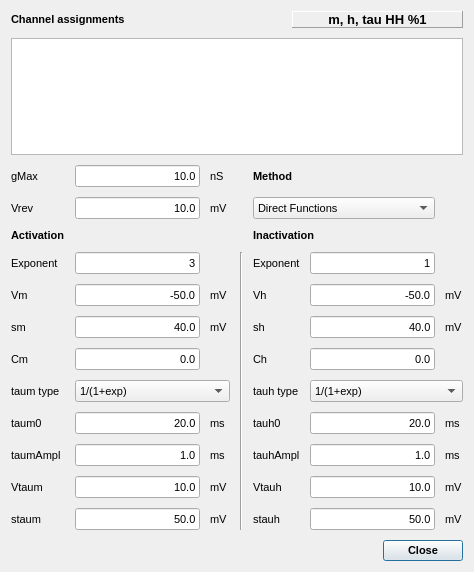
Old version of the form src/gui/HHDlg.ui in the repository CompEphys-team/stdpc.
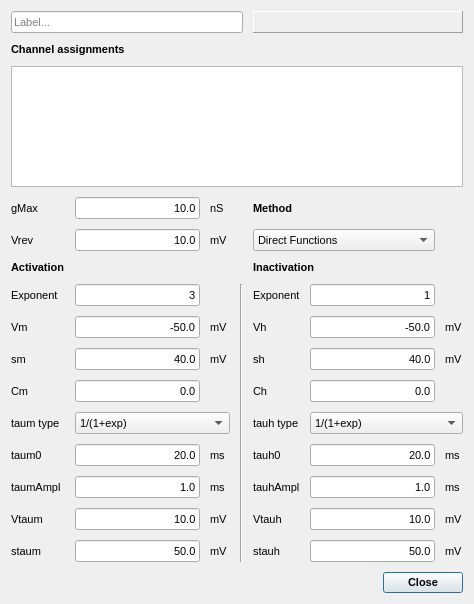
New version of the form. Custom widgets are drawn as their Qt base class.

Commit message: Added Conductance labels to parameter dialog

```diff
--- a/src/gui/HHDlg.ui
+++ b/src/gui/HHDlg.ui
@@ -7,7 +7,7 @@
     <x>0</x>
     <y>0</y>
     <width>474</width>
-    <height>572</height>
+    <height>604</height>
    </rect>
   </property>
   <property name="font">
@@ -24,7 +24,379 @@
    <property name="spacing">
     <number>10</number>
    </property>
-   <item row="4" column="4" colspan="3">
+   <item row="12" column="4" colspan="2">
+    <widget class="QLabel" name="tauhTypeL">
+     <property name="font">
+      <font>
+       <weight>50</weight>
+       <bold>false</bold>
+      </font>
+     </property>
+     <property name="text">
+      <string>tauh type</string>
+     </property>
+    </widget>
+   </item>
+   <item row="12" column="0">
+    <widget class="QLabel" name="taumTypeL">
+     <property name="font">
+      <font>
+       <weight>50</weight>
+       <bold>false</bold>
+      </font>
+     </property>
+     <property name="text">
+      <string>taum type</string>
+     </property>
+    </widget>
+   </item>
+   <item row="8" column="4" colspan="2">
+    <widget class="QLabel" name="label_12">
+     <property name="text">
+      <string>Exponent</string>
+     </property>
+    </widget>
+   </item>
+   <item row="11" column="6">
+    <widget class="QLineEdit" name="ChE">
+     <property name="text">
+      <string>0.0</string>
+     </property>
+     <property name="maxLength">
+      <number>8</number>
+     </property>
+     <property name="alignment">
+      <set>Qt::AlignRight|Qt::AlignTrailing|Qt::AlignVCenter</set>
+     </property>
+    </widget>
+   </item>
+   <item row="12" column="1" colspan="2">
+    <widget class="QComboBox" name="taumTypeCombo">
+     <property name="font">
+      <font>
+       <pointsize>8</pointsize>
+       <weight>50</weight>
+       <bold>false</bold>
+      </font>
+     </property>
+     <item>
+      <property name="text">
+       <string>1/(1+exp)</string>
+      </property>
+     </item>
+     <item>
+      <property name="text">
+       <string>tanh^2</string>
+      </property>
+     </item>
+     <item>
+      <property name="text">
+       <string>exp2/(1+exp1)</string>
+      </property>
+     </item>
+     <item>
+      <property name="text">
+       <string>Linear</string>
+      </property>
+     </item>
+    </widget>
+   </item>
+   <item row="13" column="0">
+    <widget class="QLabel" name="label_11">
+     <property name="text">
+      <string>taum0</string>
+     </property>
+    </widget>
+   </item>
+   <item row="12" column="6" colspan="2">
+    <widget class="QComboBox" name="tauhTypeCombo">
+     <property name="font">
+      <font>
+       <pointsize>8</pointsize>
+       <weight>50</weight>
+       <bold>false</bold>
+      </font>
+     </property>
+     <item>
+      <property name="text">
+       <string>1/(1+exp)</string>
+      </property>
+     </item>
+     <item>
+      <property name="text">
+       <string>tanh^2</string>
+      </property>
+     </item>
+     <item>
+      <property name="text">
+       <string>exp2/(1+exp1)</string>
+      </property>
+     </item>
+     <item>
+      <property name="text">
+       <string>Linear</string>
+      </property>
+     </item>
+    </widget>
+   </item>
+   <item row="13" column="2">
+    <widget class="QLabel" name="label_13">
+     <property name="text">
+      <string>ms</string>
+     </property>
+    </widget>
+   </item>
+   <item row="13" column="4">
+    <widget class="QLabel" name="label_25">
+     <property name="text">
+      <string>tauh0</string>
+     </property>
+    </widget>
+   </item>
+   <item row="13" column="1">
+    <widget class="QLineEdit" name="taumE">
+     <property name="text">
+      <string>20.0</string>
+     </property>
+     <property name="maxLength">
+      <number>8</number>
+     </property>
+     <property name="alignment">
+      <set>Qt::AlignRight|Qt::AlignTrailing|Qt::AlignVCenter</set>
+     </property>
+    </widget>
+   </item>
+   <item row="13" column="7">
+    <widget class="QLabel" name="label_34">
+     <property name="text">
+      <string>ms</string>
+     </property>
+    </widget>
+   </item>
+   <item row="14" column="0">
+    <widget class="QLabel" name="label_20">
+     <property name="text">
+      <string>taumAmpl</string>
+     </property>
+    </widget>
+   </item>
+   <item row="13" column="6">
+    <widget class="QLineEdit" name="tauhE">
+     <property name="text">
+      <string>20.0</string>
+     </property>
+     <property name="maxLength">
+      <number>8</number>
+     </property>
+     <property name="alignment">
+      <set>Qt::AlignRight|Qt::AlignTrailing|Qt::AlignVCenter</set>
+     </property>
+    </widget>
+   </item>
+   <item row="14" column="2">
+    <widget class="QLabel" name="label_16">
+     <property name="text">
+      <string>ms</string>
+     </property>
+    </widget>
+   </item>
+   <item row="14" column="4" colspan="2">
+    <widget class="QLabel" name="label_31">
+     <property name="text">
+      <string>tauhAmpl</string>
+     </property>
+    </widget>
+   </item>
+   <item row="14" column="1">
+    <widget class="QLineEdit" name="taumAmplE">
+     <property name="text">
+      <string>1.0</string>
+     </property>
+     <property name="maxLength">
+      <number>8</number>
+     </property>
+     <property name="alignment">
+      <set>Qt::AlignRight|Qt::AlignTrailing|Qt::AlignVCenter</set>
+     </property>
+    </widget>
+   </item>
+   <item row="14" column="7">
+    <widget class="QLabel" name="label_36">
+     <property name="text">
+      <string>ms</string>
+     </property>
+    </widget>
+   </item>
+   <item row="15" column="0">
+    <widget class="QLabel" name="label_21">
+     <property name="text">
+      <string>Vtaum</string>
+     </property>
+    </widget>
+   </item>
+   <item row="14" column="6">
+    <widget class="QLineEdit" name="tauhAmplE">
+     <property name="text">
+      <string>1.0</string>
+     </property>
+     <property name="maxLength">
+      <number>8</number>
+     </property>
+     <property name="alignment">
+      <set>Qt::AlignRight|Qt::AlignTrailing|Qt::AlignVCenter</set>
+     </property>
+    </widget>
+   </item>
+   <item row="15" column="2">
+    <widget class="QLabel" name="label_26">
+     <property name="text">
+      <string>mV</string>
+     </property>
+    </widget>
+   </item>
+   <item row="15" column="4">
+    <widget class="QLabel" name="label_24">
+     <property name="text">
+      <string>Vtauh</string>
+     </property>
+    </widget>
+   </item>
+   <item row="15" column="1">
+    <widget class="QLineEdit" name="VtaumE">
+     <property name="text">
+      <string>10.0</string>
+     </property>
+     <property name="maxLength">
+      <number>8</number>
+     </property>
+     <property name="alignment">
+      <set>Qt::AlignRight|Qt::AlignTrailing|Qt::AlignVCenter</set>
+     </property>
+    </widget>
+   </item>
+   <item row="15" column="7">
+    <widget class="QLabel" name="label_30">
+     <property name="text">
+      <string>mV</string>
+     </property>
+    </widget>
+   </item>
+   <item row="16" column="0">
+    <widget class="QLabel" name="label_28">
+     <property name="text">
+      <string>staum</string>
+     </property>
+    </widget>
+   </item>
+   <item row="15" column="6">
+    <widget class="QLineEdit" name="VtauhE">
+     <property name="text">
+      <string>10.0</string>
+     </property>
+     <property name="maxLength">
+      <number>8</number>
+     </property>
+     <property name="alignment">
+      <set>Qt::AlignRight|Qt::AlignTrailing|Qt::AlignVCenter</set>
+     </property>
+    </widget>
+   </item>
+   <item row="16" column="2">
+    <widget class="QLabel" name="label_27">
+     <property name="text">
+      <string>mV</string>
+     </property>
+    </widget>
+   </item>
+   <item row="16" column="4">
+    <widget class="QLabel" name="label_29">
+     <property name="text">
+      <string>stauh</string>
+     </property>
+    </widget>
+   </item>
+   <item row="16" column="1">
+    <widget class="QLineEdit" name="staumE">
+     <property name="text">
+      <string>50.0</string>
+     </property>
+     <property name="maxLength">
+      <number>8</number>
+     </property>
+     <property name="alignment">
+      <set>Qt::AlignRight|Qt::AlignTrailing|Qt::AlignVCenter</set>
+     </property>
+    </widget>
+   </item>
+   <item row="16" column="7">
+    <widget class="QLabel" name="label_35">
+     <property name="text">
+      <string>mV</string>
+     </property>
+    </widget>
+   </item>
+   <item row="16" column="6">
+    <widget class="QLineEdit" name="stauhE">
+     <property name="text">
+      <string>50.0</string>
+     </property>
+     <property name="maxLength">
+      <number>8</number>
+     </property>
+     <property name="alignment">
+      <set>Qt::AlignRight|Qt::AlignTrailing|Qt::AlignVCenter</set>
+     </property>
+    </widget>
+   </item>
+   <item row="17" column="4" colspan="4">
+    <widget class="QDialogButtonBox" name="buttonBox">
+     <property name="font">
+      <font>
+       <weight>75</weight>
+       <bold>true</bold>
+      </font>
+     </property>
+     <property name="orientation">
+      <enum>Qt::Horizontal</enum>
+     </property>
+     <property name="standardButtons">
+      <set>QDialogButtonBox::Close</set>
+     </property>
+    </widget>
+   </item>
+   <item row="3" column="2">
+    <spacer name="verticalSpacer">
+     <property name="orientation">
+      <enum>Qt::Vertical</enum>
+     </property>
+     <property name="sizeType">
+      <enum>QSizePolicy::Maximum</enum>
+     </property>
+     <property name="sizeHint" stdset="0">
+      <size>
+       <width>20</width>
+       <height>10</height>
+      </size>
+     </property>
+    </spacer>
+   </item>
+   <item row="6" column="2">
+    <spacer name="verticalSpacer_2">
+     <property name="orientation">
+      <enum>Qt::Vertical</enum>
+     </property>
+     <property name="sizeType">
+      <enum>QSizePolicy::Maximum</enum>
+     </property>
+     <property name="sizeHint" stdset="0">
+      <size>
+       <width>20</width>
+       <height>10</height>
+      </size>
+     </property>
+    </spacer>
+   </item>
+   <item row="5" column="4" colspan="3">
     <widget class="QComboBox" name="LUCombo">
      <property name="font">
       <font>
@@ -45,14 +417,14 @@
      </item>
     </widget>
    </item>
-   <item row="8" column="0">
+   <item row="9" column="0">
     <widget class="QLabel" name="label_8">
      <property name="text">
       <string>Vm</string>
      </property>
     </widget>
    </item>
-   <item row="4" column="2">
+   <item row="5" column="2">
     <widget class="QLabel" name="label_10">
      <property name="font">
       <font>
@@ -66,7 +438,7 @@
      </property>
     </widget>
    </item>
-   <item row="10" column="1">
+   <item row="11" column="1">
     <widget class="QLineEdit" name="CmE">
      <property name="text">
       <string>0.0</string>
@@ -79,7 +451,7 @@
      </property>
     </widget>
    </item>
-   <item row="6" column="0">
+   <item row="7" column="0">
     <widget class="QLabel" name="label_14">
      <property name="font">
       <font>
@@ -92,7 +464,7 @@
      </property>
     </widget>
    </item>
-   <item row="7" column="6">
+   <item row="8" column="6">
     <widget class="QLineEdit" name="hExpoE">
      <property name="text">
       <string>1</string>
@@ -105,14 +477,14 @@
      </property>
     </widget>
    </item>
-   <item row="10" column="0">
+   <item row="11" column="0">
     <widget class="QLabel" name="CmL">
      <property name="text">
       <string>Cm</string>
      </property>
     </widget>
    </item>
-   <item row="0" column="0" colspan="2">
+   <item row="1" column="0" colspan="2">
     <widget class="QLabel" name="label_40">
      <property name="font">
       <font>
@@ -125,28 +497,28 @@
      </property>
     </widget>
    </item>
-   <item row="8" column="2">
+   <item row="9" column="2">
     <widget class="QLabel" name="label_17">
      <property name="text">
       <string>mV</string>
      </property>
     </widget>
    </item>
-   <item row="8" column="4">
+   <item row="9" column="4">
     <widget class="QLabel" name="label_23">
      <property name="text">
       <string>Vh</string>
      </property>
     </widget>
    </item>
-   <item row="7" column="3" rowspan="9">
+   <item row="8" column="3" rowspan="9">
     <widget class="Line" name="line">
      <property name="orientation">
       <enum>Qt::Vertical</enum>
      </property>
     </widget>
    </item>
-   <item row="7" column="1">
+   <item row="8" column="1">
     <widget class="QLineEdit" name="mExpoE">
      <property name="text">
       <string>3</string>
@@ -159,7 +531,7 @@
      </property>
     </widget>
    </item>
-   <item row="8" column="6">
+   <item row="9" column="6">
     <widget class="QLineEdit" name="VhE">
      <property name="text">
       <string>-50.0</string>
@@ -172,21 +544,21 @@
      </property>
     </widget>
    </item>
-   <item row="9" column="2">
+   <item row="10" column="2">
     <widget class="QLabel" name="label_18">
      <property name="text">
       <string>mV</string>
      </property>
     </widget>
    </item>
-   <item row="9" column="4">
+   <item row="10" column="4">
     <widget class="QLabel" name="label_33">
      <property name="text">
       <string>sh</string>
      </property>
     </widget>
    </item>
-   <item row="6" column="4" colspan="3">
+   <item row="7" column="4" colspan="3">
     <widget class="QLabel" name="label_15">
      <property name="font">
       <font>
@@ -199,7 +571,7 @@
      </property>
     </widget>
    </item>
-   <item row="8" column="1">
+   <item row="9" column="1">
     <widget class="QLineEdit" name="VmE">
      <property name="text">
       <string>-50.0</string>
@@ -212,35 +584,28 @@
      </property>
     </widget>
    </item>
-   <item row="7" column="0">
+   <item row="8" column="0">
     <widget class="QLabel" name="label_6">
      <property name="text">
       <string>Exponent</string>
      </property>
     </widget>
    </item>
-   <item row="7" column="4" colspan="2">
-    <widget class="QLabel" name="label_12">
-     <property name="text">
-      <string>Exponent</string>
-     </property>
-    </widget>
-   </item>
-   <item row="10" column="4">
+   <item row="11" column="4">
     <widget class="QLabel" name="ChL">
      <property name="text">
       <string>Ch</string>
      </property>
     </widget>
    </item>
-   <item row="9" column="7">
+   <item row="10" column="7">
     <widget class="QLabel" name="label_32">
      <property name="text">
       <string>mV</string>
      </property>
     </widget>
    </item>
-   <item row="9" column="6">
+   <item row="10" column="6">
     <widget class="QLineEdit" name="shE">
      <property name="text">
       <string>40.0</string>
@@ -253,7 +618,7 @@
      </property>
     </widget>
    </item>
-   <item row="4" column="1">
+   <item row="5" column="1">
     <widget class="QLineEdit" name="VrevE">
      <property name="font">
       <font>
@@ -273,21 +638,21 @@
      </property>
     </widget>
    </item>
-   <item row="9" column="0">
+   <item row="10" column="0">
     <widget class="QLabel" name="label_19">
      <property name="text">
       <string>sm</string>
      </property>
     </widget>
    </item>
-   <item row="8" column="7">
+   <item row="9" column="7">
     <widget class="QLabel" name="label_22">
      <property name="text">
       <string>mV</string>
      </property>
     </widget>
    </item>
-   <item row="9" column="1">
+   <item row="10" column="1">
     <widget class="QLineEdit" name="smE">
      <property name="text">
       <string>40.0</string>
@@ -300,7 +665,99 @@
      </property>
     </widget>
    </item>
-   <item row="0" column="5" colspan="3">
+   <item row="4" column="2">
+    <widget class="QLabel" name="label_9">
+     <property name="font">
+      <font>
+       <pointsize>8</pointsize>
+       <weight>50</weight>
+       <bold>false</bold>
+      </font>
+     </property>
+     <property name="text">
+      <string>nS</string>
+     </property>
+    </widget>
+   </item>
+   <item row="5" column="0">
+    <widget class="QLabel" name="label_5">
+     <property name="font">
+      <font>
+       <pointsize>8</pointsize>
+       <weight>50</weight>
+       <bold>false</bold>
+      </font>
+     </property>
+     <property name="text">
+      <string>Vrev</string>
+     </property>
+    </widget>
+   </item>
+   <item row="4" column="4" colspan="3">
+    <widget class="QLabel" name="MethodL">
+     <property name="font">
+      <font>
+       <weight>75</weight>
+       <bold>true</bold>
+      </font>
+     </property>
+     <property name="text">
+      <string>Method</string>
+     </property>
+    </widget>
+   </item>
+   <item row="4" column="0">
+    <widget class="QLabel" name="label_4">
+     <property name="font">
+      <font>
+       <pointsize>8</pointsize>
+       <weight>50</weight>
+       <bold>false</bold>
+      </font>
+     </property>
+     <property name="text">
+      <string>gMax</string>
+     </property>
+    </widget>
+   </item>
+   <item row="2" column="0" colspan="8">
+    <widget class="AssignmentWidget&lt;CurrentAssignment&gt;" name="assignments">
+     <attribute name="horizontalHeaderStretchLastSection">
+      <bool>true</bool>
+     </attribute>
+     <attribute name="verticalHeaderDefaultSectionSize">
+      <number>25</number>
+     </attribute>
+    </widget>
+   </item>
+   <item row="4" column="1">
+    <widget class="QLineEdit" name="gMaxE">
+     <property name="font">
+      <font>
+       <pointsize>8</pointsize>
+       <weight>50</weight>
+       <bold>false</bold>
+      </font>
+     </property>
+     <property name="text">
+      <string>10.0</string>
+     </property>
+     <property name="maxLength">
+      <number>8</number>
+     </property>
+     <property name="alignment">
+      <set>Qt::AlignRight|Qt::AlignTrailing|Qt::AlignVCenter</set>
+     </property>
+    </widget>
+   </item>
+   <item row="0" column="0" colspan="4">
+    <widget class="QLineEdit" name="leLabel">
+     <property name="placeholderText">
+      <string>Label...</string>
+     </property>
+    </widget>
+   </item>
+   <item row="0" column="4" colspan="4">
     <widget class="QLabel" name="HHDlgLabel">
      <property name="enabled">
       <bool>true</bool>
@@ -331,463 +788,13 @@
       <number>0</number>
      </property>
      <property name="text">
-      <string>m, h, tau HH %1</string>
+      <string/>
      </property>
      <property name="alignment">
       <set>Qt::AlignCenter</set>
      </property>
     </widget>
    </item>
-   <item row="4" column="0">
-    <widget class="QLabel" name="label_5">
-     <property name="font">
-      <font>
-       <pointsize>8</pointsize>
-       <weight>50</weight>
-       <bold>false</bold>
-      </font>
-     </property>
-     <property name="text">
-      <string>Vrev</string>
-     </property>
-    </widget>
-   </item>
-   <item row="3" column="4" colspan="3">
-    <widget class="QLabel" name="MethodL">
-     <property name="font">
-      <font>
-       <weight>75</weight>
-       <bold>true</bold>
-      </font>
-     </property>
-     <property name="text">
-      <string>Method</string>
-     </property>
-    </widget>
-   </item>
-   <item row="3" column="2">
-    <widget class="QLabel" name="label_9">
-     <property name="font">
-      <font>
-       <pointsize>8</pointsize>
-       <weight>50</weight>
-       <bold>false</bold>
-      </font>
-     </property>
-     <property name="text">
-      <string>nS</string>
-     </property>
-    </widget>
-   </item>
-   <item row="3" column="1">
-    <widget class="QLineEdit" name="gMaxE">
-     <property name="font">
-      <font>
-       <pointsize>8</pointsize>
-       <weight>50</weight>
-       <bold>false</bold>
-      </font>
-     </property>
-     <property name="text">
-      <string>10.0</string>
-     </property>
-     <property name="maxLength">
-      <number>8</number>
-     </property>
-     <property name="alignment">
-      <set>Qt::AlignRight|Qt::AlignTrailing|Qt::AlignVCenter</set>
-     </property>
-    </widget>
-   </item>
-   <item row="3" column="0">
-    <widget class="QLabel" name="label_4">
-     <property name="font">
-      <font>
-       <pointsize>8</pointsize>
-       <weight>50</weight>
-       <bold>false</bold>
-      </font>
-     </property>
-     <property name="text">
-      <string>gMax</string>
-     </property>
-    </widget>
-   </item>
-   <item row="1" column="0" colspan="8">
-    <widget class="AssignmentWidget&lt;CurrentAssignment&gt;" name="assignments">
-     <attribute name="horizontalHeaderStretchLastSection">
-      <bool>true</bool>
-     </attribute>
-     <attribute name="verticalHeaderDefaultSectionSize">
-      <number>25</number>
-     </attribute>
-    </widget>
-   </item>
-   <item row="10" column="6">
-    <widget class="QLineEdit" name="ChE">
-     <property name="text">
-      <string>0.0</string>
-     </property>
-     <property name="maxLength">
-      <number>8</number>
-     </property>
-     <property name="alignment">
-      <set>Qt::AlignRight|Qt::AlignTrailing|Qt::AlignVCenter</set>
-     </property>
-    </widget>
-   </item>
-   <item row="11" column="0">
-    <widget class="QLabel" name="taumTypeL">
-     <property name="font">
-      <font>
-       <weight>50</weight>
-       <bold>false</bold>
-      </font>
-     </property>
-     <property name="text">
-      <string>taum type</string>
-     </property>
-    </widget>
-   </item>
-   <item row="11" column="1" colspan="2">
-    <widget class="QComboBox" name="taumTypeCombo">
-     <property name="font">
-      <font>
-       <pointsize>8</pointsize>
-       <weight>50</weight>
-       <bold>false</bold>
-      </font>
-     </property>
-     <item>
-      <property name="text">
-       <string>1/(1+exp)</string>
-      </property>
-     </item>
-     <item>
-      <property name="text">
-       <string>tanh^2</string>
-      </property>
-     </item>
-     <item>
-      <property name="text">
-       <string>exp2/(1+exp1)</string>
-      </property>
-     </item>
-     <item>
-      <property name="text">
-       <string>Linear</string>
-      </property>
-     </item>
-    </widget>
-   </item>
-   <item row="11" column="4" colspan="2">
-    <widget class="QLabel" name="tauhTypeL">
-     <property name="font">
-      <font>
-       <weight>50</weight>
-       <bold>false</bold>
-      </font>
-     </property>
-     <property name="text">
-      <string>tauh type</string>
-     </property>
-    </widget>
-   </item>
-   <item row="11" column="6" colspan="2">
-    <widget class="QComboBox" name="tauhTypeCombo">
-     <property name="font">
-      <font>
-       <pointsize>8</pointsize>
-       <weight>50</weight>
-       <bold>false</bold>
-      </font>
-     </property>
-     <item>
-      <property name="text">
-       <string>1/(1+exp)</string>
-      </property>
-     </item>
-     <item>
-      <property name="text">
-       <string>tanh^2</string>
-      </property>
-     </item>
-     <item>
-      <property name="text">
-       <string>exp2/(1+exp1)</string>
-      </property>
-     </item>
-     <item>
-      <property name="text">
-       <string>Linear</string>
-      </property>
-     </item>
-    </widget>
-   </item>
-   <item row="12" column="0">
-    <widget class="QLabel" name="label_11">
-     <property name="text">
-      <string>taum0</string>
-     </property>
-    </widget>
-   </item>
-   <item row="12" column="1">
-    <widget class="QLineEdit" name="taumE">
-     <property name="text">
-      <string>20.0</string>
-     </property>
-     <property name="maxLength">
-      <number>8</number>
-     </property>
-     <property name="alignment">
-      <set>Qt::AlignRight|Qt::AlignTrailing|Qt::AlignVCenter</set>
-     </property>
-    </widget>
-   </item>
-   <item row="12" column="2">
-    <widget class="QLabel" name="label_13">
-     <property name="text">
-      <string>ms</string>
-     </property>
-    </widget>
-   </item>
-   <item row="12" column="4">
-    <widget class="QLabel" name="label_25">
-     <property name="text">
-      <string>tauh0</string>
-     </property>
-    </widget>
-   </item>
-   <item row="12" column="6">
-    <widget class="QLineEdit" name="tauhE">
-     <property name="text">
-      <string>20.0</string>
-     </property>
-     <property name="maxLength">
-      <number>8</number>
-     </property>
-     <property name="alignment">
-      <set>Qt::AlignRight|Qt::AlignTrailing|Qt::AlignVCenter</set>
-     </property>
-    </widget>
-   </item>
-   <item row="12" column="7">
-    <widget class="QLabel" name="label_34">
-     <property name="text">
-      <string>ms</string>
-     </property>
-    </widget>
-   </item>
-   <item row="13" column="0">
-    <widget class="QLabel" name="label_20">
-     <property name="text">
-      <string>taumAmpl</string>
-     </property>
-    </widget>
-   </item>
-   <item row="13" column="1">
-    <widget class="QLineEdit" name="taumAmplE">
-     <property name="text">
-      <string>1.0</string>
-     </property>
-     <property name="maxLength">
-      <number>8</number>
-     </property>
-     <property name="alignment">
-      <set>Qt::AlignRight|Qt::AlignTrailing|Qt::AlignVCenter</set>
-     </property>
-    </widget>
-   </item>
-   <item row="13" column="2">
-    <widget class="QLabel" name="label_16">
-     <property name="text">
-      <string>ms</string>
-     </property>
-    </widget>
-   </item>
-   <item row="13" column="4" colspan="2">
-    <widget class="QLabel" name="label_31">
-     <property name="text">
-      <string>tauhAmpl</string>
-     </property>
-    </widget>
-   </item>
-   <item row="13" column="6">
-    <widget class="QLineEdit" name="tauhAmplE">
-     <property name="text">
-      <string>1.0</string>
-     </property>
-     <property name="maxLength">
-      <number>8</number>
-     </property>
-     <property name="alignment">
-      <set>Qt::AlignRight|Qt::AlignTrailing|Qt::AlignVCenter</set>
-     </property>
-    </widget>
-   </item>
-   <item row="13" column="7">
-    <widget class="QLabel" name="label_36">
-     <property name="text">
-      <string>ms</string>
-     </property>
-    </widget>
-   </item>
-   <item row="14" column="0">
-    <widget class="QLabel" name="label_21">
-     <property name="text">
-      <string>Vtaum</string>
-     </property>
-    </widget>
-   </item>
-   <item row="14" column="1">
-    <widget class="QLineEdit" name="VtaumE">
-     <property name="text">
-      <string>10.0</string>
-     </property>
-     <property name="maxLength">
-      <number>8</number>
-     </property>
-     <property name="alignment">
-      <set>Qt::AlignRight|Qt::AlignTrailing|Qt::AlignVCenter</set>
-     </property>
-    </widget>
-   </item>
-   <item row="14" column="2">
-    <widget class="QLabel" name="label_26">
-     <property name="text">
-      <string>mV</string>
-     </property>
-    </widget>
-   </item>
-   <item row="14" column="4">
-    <widget class="QLabel" name="label_24">
-     <property name="text">
-      <string>Vtauh</string>
-     </property>
-    </widget>
-   </item>
-   <item row="14" column="6">
-    <widget class="QLineEdit" name="VtauhE">
-     <property name="text">
-      <string>10.0</string>
-     </property>
-     <property name="maxLength">
-      <number>8</number>
-     </property>
-     <property name="alignment">
-      <set>Qt::AlignRight|Qt::AlignTrailing|Qt::AlignVCenter</set>
-     </property>
-    </widget>
-   </item>
-   <item row="14" column="7">
-    <widget class="QLabel" name="label_30">
-     <property name="text">
-      <string>mV</string>
-     </property>
-    </widget>
-   </item>
-   <item row="15" column="0">
-    <widget class="QLabel" name="label_28">
-     <property name="text">
-      <string>staum</string>
-     </property>
-    </widget>
-   </item>
-   <item row="15" column="1">
-    <widget class="QLineEdit" name="staumE">
-     <property name="text">
-      <string>50.0</string>
-     </property>
-     <property name="maxLength">
-      <number>8</number>
-     </property>
-     <property name="alignment">
-      <set>Qt::AlignRight|Qt::AlignTrailing|Qt::AlignVCenter</set>
-     </property>
-    </widget>
-   </item>
-   <item row="15" column="2">
-    <widget class="QLabel" name="label_27">
-     <property name="text">
-      <string>mV</string>
-     </property>
-    </widget>
-   </item>
-   <item row="15" column="4">
-    <widget class="QLabel" name="label_29">
-     <property name="text">
-      <string>stauh</string>
-     </property>
-    </widget>
-   </item>
-   <item row="15" column="6">
-    <widget class="QLineEdit" name="stauhE">
-     <property name="text">
-      <string>50.0</string>
-     </property>
-     <property name="maxLength">
-      <number>8</number>
-     </property>
-     <property name="alignment">
-      <set>Qt::AlignRight|Qt::AlignTrailing|Qt::AlignVCenter</set>
-     </property>
-    </widget>
-   </item>
-   <item row="15" column="7">
-    <widget class="QLabel" name="label_35">
-     <property name="text">
-      <string>mV</string>
-     </property>
-    </widget>
-   </item>
-   <item row="16" column="4" colspan="4">
-    <widget class="QDialogButtonBox" name="buttonBox">
-     <property name="font">
-      <font>
-       <weight>75</weight>
-       <bold>true</bold>
-      </font>
-     </property>
-     <property name="orientation">
-      <enum>Qt::Horizontal</enum>
-     </property>
-     <property name="standardButtons">
-      <set>QDialogButtonBox::Close</set>
-     </property>
-    </widget>
-   </item>
-   <item row="2" column="2">
-    <spacer name="verticalSpacer">
-     <property name="orientation">
-      <enum>Qt::Vertical</enum>
-     </property>
-     <property name="sizeType">
-      <enum>QSizePolicy::Maximum</enum>
-     </property>
-     <property name="sizeHint" stdset="0">
-      <size>
-       <width>20</width>
-       <height>10</height>
-      </size>
-     </property>
-    </spacer>
-   </item>
-   <item row="5" column="2">
-    <spacer name="verticalSpacer_2">
-     <property name="orientation">
-      <enum>Qt::Vertical</enum>
-     </property>
-     <property name="sizeType">
-      <enum>QSizePolicy::Maximum</enum>
-     </property>
-     <property name="sizeHint" stdset="0">
-      <size>
-       <width>20</width>
-       <height>10</height>
-      </size>
-     </property>
-    </spacer>
-   </item>
   </layout>
  </widget>
  <customwidgets>
```
The commit also changes 20 other files.
